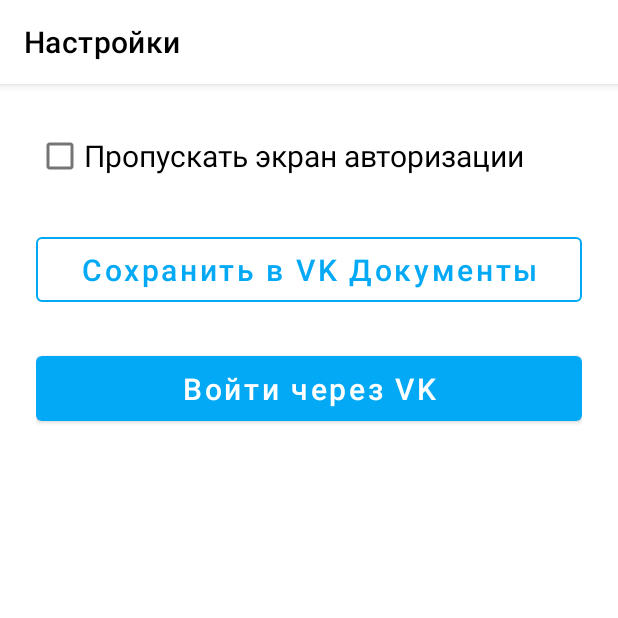
After one commit to andreyhoco/Voice_Diary, an Android app: the fragment SettingsFragment shown on its own in the app's theme, on a phone screen of 412 x 824 dp, the top half of it. The commit adds this screen. Run offline under Robolectric (Android 15) with nearby library versions, the phone set to English and light mode, and no system bars.

Commit message:
Add SettingsFragment

```diff
--- a/app/src/main/java/com/designdrivendevelopment/voicediary/MainActivity.kt
+++ b/app/src/main/java/com/designdrivendevelopment/voicediary/MainActivity.kt
@@ -19,8 +19,8 @@ class MainActivity : AppCompatActivity() {
     override fun onCreate(savedInstanceState: Bundle?) {
         super.onCreate(savedInstanceState)
 
-        val prefs = getSharedPreferences("SETTINGS", MODE_PRIVATE)
-        val skipAuthScreen = prefs.getBoolean("skip_auth", false)
+        val prefs = getSharedPreferences(SettingsFragment.SETTINGS_PREFS, MODE_PRIVATE)
+        val skipAuthScreen = prefs.getBoolean(SettingsFragment.SKIP_AUTH, false)
 
         if (VK.isLoggedIn() || skipAuthScreen) {
             HostActivity.start(this@MainActivity)
@@ -44,9 +44,6 @@ class MainActivity : AppCompatActivity() {
 
         val withoutAuthButton = findViewById<Button>(R.id.without_auth_button)
         withoutAuthButton.setOnClickListener {
-            val prefsEditor = prefs.edit()
-            prefsEditor.putBoolean("skip_auth", true)
-            prefsEditor.apply()
             HostActivity.start(this@MainActivity)
             finish()
         }
--- /dev/null
+++ b/app/src/main/java/com/designdrivendevelopment/voicediary/SettingsFragment.kt
@@ -0,0 +1,67 @@
+package com.designdrivendevelopment.voicediary
+
+import android.content.SharedPreferences
+import android.os.Bundle
+import androidx.fragment.app.Fragment
+import android.view.LayoutInflater
+import android.view.View
+import android.view.ViewGroup
+import android.widget.Button
+import android.widget.CheckBox
+
+class SettingsFragment : Fragment() {
+    private var skipAuthCheckBox: CheckBox? = null
+    private var authButton: Button? = null
+    private var syncButton: Button? = null
+    private var prefs: SharedPreferences? = null
+
+    override fun onCreateView(
+        inflater: LayoutInflater, container: ViewGroup?,
+        savedInstanceState: Bundle?
+    ): View? {
+        return inflater.inflate(R.layout.fragment_settings, container, false)
+    }
+
+    override fun onViewCreated(view: View, savedInstanceState: Bundle?) {
+        super.onViewCreated(view, savedInstanceState)
+        initViews(view)
+        requireActivity().title = getString(R.string.title_settings_fragment)
+        prefs = requireContext().getSharedPreferences(SETTINGS_PREFS, 0)
+        val skipAuth = prefs?.getBoolean(SKIP_AUTH, false) ?: false
+        skipAuthCheckBox?.isChecked = skipAuth
+    }
+
+    override fun onStop() {
+        super.onStop()
+        prefs?.edit()?.apply {
+            putBoolean(SKIP_AUTH, skipAuthCheckBox?.isChecked ?: false)
+            apply()
+        }
+    }
+
+    override fun onDestroyView() {
+        super.onDestroyView()
+        prefs = null
+        clearViews()
+    }
+
+    private fun initViews(view: View) {
+        skipAuthCheckBox = view.findViewById(R.id.skip_auth_checkbox)
+        authButton = view.findViewById(R.id.auth_button)
+        syncButton = view.findViewById(R.id.sync_button)
+    }
+
+    private fun clearViews() {
+        skipAuthCheckBox = null
+        authButton = null
+        syncButton = null
+    }
+
+    companion object {
+        const val SETTINGS_PREFS = "SETTINGS"
+        const val SKIP_AUTH = "skip_auth"
+
+        @JvmStatic
+        fun newInstance() = SettingsFragment()
+    }
+}
--- /dev/null
+++ b/app/src/main/res/layout/fragment_settings.xml
@@ -0,0 +1,45 @@
+<?xml version="1.0" encoding="utf-8"?>
+<LinearLayout
+    xmlns:android="http://schemas.android.com/apk/res/android"
+    xmlns:app="http://schemas.android.com/apk/res-auto"
+    xmlns:tools="http://schemas.android.com/tools"
+    android:layout_width="match_parent"
+    android:layout_height="match_parent"
+    android:orientation="vertical"
+    android:paddingHorizontal="24dp"
+    android:background="?attr/colorOnPrimary"
+    tools:context=".SettingsFragment">
+
+    <CheckBox
+        android:id="@+id/skip_auth_checkbox"
+        android:layout_width="wrap_content"
+        android:layout_height="wrap_content"
+        android:layout_marginTop="24dp"
+        android:checked="false"
+        android:text="@string/text_skip_auth_checkbox"
+        android:textSize="20sp"/>
+
+    <Button
+        android:id="@+id/sync_button"
+        android:layout_width="match_parent"
+        android:layout_height="wrap_content"
+        android:layout_gravity="bottom"
+        android:layout_marginVertical="24dp"
+        android:paddingVertical="8dp"
+        android:text="@string/text_sync_button"
+        android:textAllCaps="false"
+        android:textSize="20sp"
+        app:strokeColor="?attr/colorAccent"
+        style="?attr/materialButtonOutlinedStyle" />
+
+    <Button
+        android:id="@+id/auth_button"
+        android:layout_width="match_parent"
+        android:layout_height="wrap_content"
+        android:layout_gravity="bottom"
+        android:paddingVertical="8dp"
+        android:text="@string/text_button_auth"
+        android:textAllCaps="false"
+        android:textSize="20sp"
+        />
+</LinearLayout>
--- a/app/src/main/res/values/strings.xml
+++ b/app/src/main/res/values/strings.xml
@@ -10,4 +10,7 @@
     <string name="description_settings_fab">Открыть экран настроек</string>
     <string name="description_stop_record_fab">Остановить запись голосового сообщения</string>
     <string name="text_without_auth_button">Без авторизации</string>
+    <string name="text_skip_auth_checkbox">Пропускать экран авторизации</string>
+    <string name="text_sync_button">Сохранить в VK Документы</string>
+    <string name="title_settings_fragment">Настройки</string>
 </resources>
```
